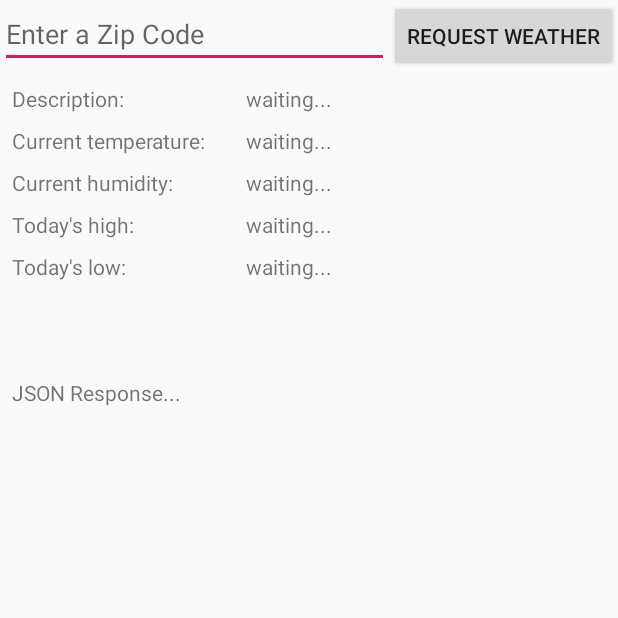
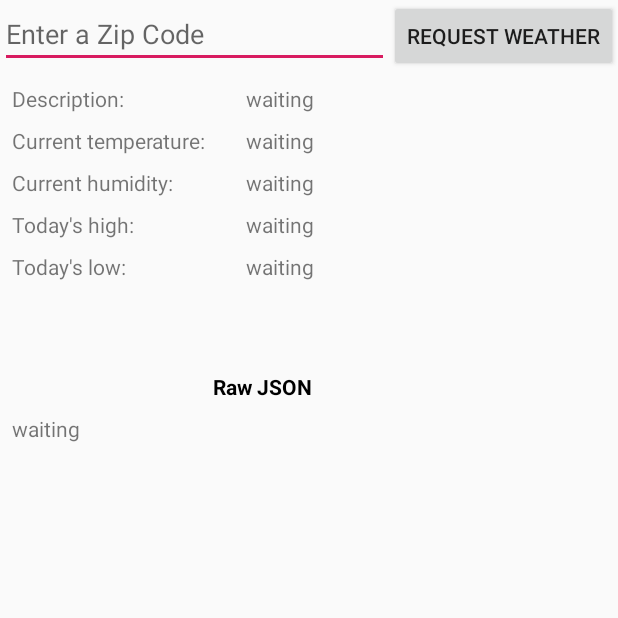
Before and after one commit to Wright-Sterling/MyWeatherActivity, an Android app: the screen it shows after launch (MainActivity), on a phone screen of 412 x 824 dp, the top half of it. Run offline under Robolectric (Android 15) with nearby library versions, the phone set to English and light mode, and no system bars.

Commit message:
Improved UI and eliminated some warnings

```diff
--- a/app/src/main/java/com/example/myweatheractivity/MainActivity.java
+++ b/app/src/main/java/com/example/myweatheractivity/MainActivity.java
@@ -56,6 +56,7 @@ public class MainActivity extends AppCompatActivity {
     // This handler used to listen to child thread show return page html text message and display those text in responseTextView.
     private Handler uiUpdater = null;
 
+    // This should really be stored separately and not included in public repo
     private static final String AP_ID = "123e236852641b9b3bfd755ffa553566";
 
     @Override
@@ -182,7 +183,7 @@ public class MainActivity extends AppCompatActivity {
                 BufferedReader bufReader = null;
 
                 // Save server response text.
-                StringBuffer readTextBuf = new StringBuffer();
+                StringBuilder readTextBuf = new StringBuilder();
 
                 try {
                     // Create a URL object use page url.
--- a/app/src/main/java/com/example/myweatheractivity/Weather.java
+++ b/app/src/main/java/com/example/myweatheractivity/Weather.java
@@ -6,7 +6,7 @@ import org.json.JSONObject;
 
 public class Weather {
 
-    String weatherInJson;
+    private String weatherInJson;
     private String description;
     private String currentTemperature;
     private String currentHumidity;
@@ -19,7 +19,7 @@ public class Weather {
         System.out.println(weatherInJson);
     }
 
-    public Object parseWeather () {
+    Object parseWeather() {
         JSONObject weatherJson = null;
         if (weatherInJson != null) {
             try {
@@ -31,7 +31,8 @@ public class Weather {
         }
 
         try {
-                JSONArray currentWeatherJson = weatherJson.getJSONArray("weather");
+            assert weatherJson != null;
+            JSONArray currentWeatherJson = weatherJson.getJSONArray("weather");
                 JSONObject currentDescription = currentWeatherJson.getJSONObject(0);
                 this.description = (String) currentDescription.get("main");
                 JSONObject currentWeather = weatherJson.getJSONObject("main");
@@ -46,7 +47,7 @@ public class Weather {
         return weatherJson; // Not used in current version but might be useful for testing
     }
 
-    public String getDescription() {
+    String getDescription() {
         return description;
     }
 
@@ -54,7 +55,7 @@ public class Weather {
         this.description = description;
     }
 
-    public String getCurrentTemperature() {
+    String getCurrentTemperature() {
         return currentTemperature;
     }
 
@@ -62,7 +63,7 @@ public class Weather {
         this.currentTemperature = currentTemperature;
     }
 
-    public String getCurrentHumidity() {
+    String getCurrentHumidity() {
         return currentHumidity;
     }
 
@@ -70,7 +71,7 @@ public class Weather {
         this.currentHumidity = currentHumidity;
     }
 
-    public String getTodayLowTemp() {
+    String getTodayLowTemp() {
         return todayLowTemp;
     }
 
@@ -78,7 +79,7 @@ public class Weather {
         this.todayLowTemp = todayLowTemp;
     }
 
-    public String getTodayHighTemp() {
+    String getTodayHighTemp() {
         return todayHighTemp;
     }
 
--- a/app/src/main/res/layout/activity_main.xml
+++ b/app/src/main/res/layout/activity_main.xml
@@ -14,18 +14,20 @@
 
         <EditText
             android:id="@+id/weatherZipEntry"
-            android:layout_width="wrap_content"
+            android:layout_width="0dp"
             android:layout_height="wrap_content"
             android:layout_weight="1"
-            android:hint="Enter a Zip Code"
+            android:hint="@string/enter_a_zip_code"
+            android:importantForAutofill="no"
             android:inputType="number"
-            tools:digits="5" />
+            tools:digits="5"
+            tools:targetApi="o" />
 
         <Button
             android:id="@+id/request_weather_button"
             android:layout_width="wrap_content"
             android:layout_height="wrap_content"
-            android:text="Request Weather" />
+            android:text="@string/request_weather" />
     </LinearLayout>
 
     <android.support.constraint.ConstraintLayout
@@ -40,7 +42,7 @@
             android:layout_marginStart="8dp"
             android:layout_marginLeft="8dp"
             android:layout_marginTop="8dp"
-            android:text="Description:"
+            android:text="@string/description"
             app:layout_constraintStart_toStartOf="parent"
             app:layout_constraintTop_toTopOf="parent" />
 
@@ -51,7 +53,7 @@
             android:layout_marginStart="16dp"
             android:layout_marginLeft="16dp"
             android:layout_marginTop="8dp"
-            android:text="waiting..."
+            android:text="@string/tv_description"
             app:layout_constraintStart_toEndOf="@+id/lbl_description"
             app:layout_constraintTop_toTopOf="parent" />
 
@@ -62,7 +64,7 @@
             android:layout_marginStart="8dp"
             android:layout_marginLeft="8dp"
             android:layout_marginTop="8dp"
-            android:text="Current temperature:"
+            android:text="@string/current_temperature"
             app:layout_constraintStart_toStartOf="parent"
             app:layout_constraintTop_toBottomOf="@+id/lbl_description" />
 
@@ -73,7 +75,7 @@
             android:layout_marginStart="16dp"
             android:layout_marginLeft="16dp"
             android:layout_marginTop="8dp"
-            android:text="waiting..."
+            android:text="@string/tv_temperature"
             app:layout_constraintStart_toEndOf="@+id/lbl_temperature"
             app:layout_constraintTop_toBottomOf="@+id/description" />
 
@@ -84,7 +86,7 @@
             android:layout_marginStart="8dp"
             android:layout_marginLeft="8dp"
             android:layout_marginTop="8dp"
-            android:text="Current humidity:"
+            android:text="@string/current_humidity"
             app:layout_constraintStart_toStartOf="parent"
             app:layout_constraintTop_toBottomOf="@+id/lbl_temperature" />
 
@@ -95,7 +97,7 @@
             android:layout_marginStart="16dp"
             android:layout_marginLeft="16dp"
             android:layout_marginTop="8dp"
-            android:text="waiting..."
+            android:text="@string/tv_humidity"
             app:layout_constraintStart_toEndOf="@+id/lbl_humidity"
             app:layout_constraintTop_toBottomOf="@+id/temperature" />
 
@@ -106,7 +108,7 @@
             android:layout_marginStart="8dp"
             android:layout_marginLeft="8dp"
             android:layout_marginTop="8dp"
-            android:text="Today's high:"
+            android:text="@string/today_s_high"
             app:layout_constraintStart_toStartOf="parent"
             app:layout_constraintTop_toBottomOf="@+id/lbl_humidity" />
 
@@ -117,7 +119,7 @@
             android:layout_marginStart="16dp"
             android:layout_marginLeft="16dp"
             android:layout_marginTop="8dp"
-            android:text="waiting..."
+            android:text="@string/tv_high_temp"
             app:layout_constraintStart_toEndOf="@+id/lbl_high_temp"
             app:layout_constraintTop_toBottomOf="@+id/humidity" />
 
@@ -129,7 +131,7 @@
             android:layout_marginStart="8dp"
             android:layout_marginLeft="8dp"
             android:layout_marginTop="8dp"
-            android:text="Today's low:"
+            android:text="@string/today_s_low"
             app:layout_constraintStart_toStartOf="parent"
             app:layout_constraintTop_toBottomOf="@+id/lbl_high_temp" />
 
@@ -140,9 +142,25 @@
             android:layout_marginStart="16dp"
             android:layout_marginLeft="16dp"
             android:layout_marginTop="8dp"
-            android:text="waiting..."
+            android:text="@string/tv_low_temp"
             app:layout_constraintStart_toEndOf="@+id/lbl_low_temp"
             app:layout_constraintTop_toBottomOf="@+id/high_temp" />
+
+        <TextView
+            android:id="@+id/textView8"
+            android:layout_width="128dp"
+            android:layout_height="20dp"
+            android:layout_marginStart="8dp"
+            android:layout_marginLeft="8dp"
+            android:layout_marginTop="60dp"
+            android:layout_marginEnd="8dp"
+            android:layout_marginRight="8dp"
+            android:text="@string/raw_json_response"
+            android:textColor="@android:color/black"
+            android:textStyle="bold"
+            app:layout_constraintEnd_toEndOf="parent"
+            app:layout_constraintStart_toStartOf="parent"
+            app:layout_constraintTop_toBottomOf="@+id/low_temp" />
 
         <TextView
             android:id="@+id/my_weather_activity_text_view"
@@ -150,13 +168,13 @@
             android:layout_height="wrap_content"
             android:layout_marginStart="8dp"
             android:layout_marginLeft="8dp"
-            android:layout_marginTop="64dp"
+            android:layout_marginTop="8dp"
             android:layout_marginEnd="8dp"
             android:layout_marginRight="8dp"
-            android:text="JSON Response..."
+            android:text="@string/tv_description"
             app:layout_constraintEnd_toEndOf="parent"
             app:layout_constraintStart_toStartOf="parent"
-            app:layout_constraintTop_toBottomOf="@+id/low_temp" />
+            app:layout_constraintTop_toBottomOf="@+id/textView8" />
 
     </android.support.constraint.ConstraintLayout>
 
--- a/app/src/main/res/values/strings.xml
+++ b/app/src/main/res/values/strings.xml
@@ -1,4 +1,18 @@
 <resources>
     <string name="app_name">MyWeatherActivity</string>
     <string name="action_settings">Settings</string>
+    <string name="enter_a_zip_code">Enter a Zip Code</string>
+    <string name="request_weather">Request Weather</string>
+    <string name="description">Description:</string>
+    <string name="tv_description">waiting</string>
+    <string name="current_temperature">Current temperature:</string>
+    <string name="tv_temperature">waiting</string>
+    <string name="current_humidity">Current humidity:</string>
+    <string name="tv_humidity">waiting</string>
+    <string name="today_s_high">Today\'s high:</string>
+    <string name="tv_high_temp">waiting</string>
+    <string name="today_s_low">Today\'s low:</string>
+    <string name="tv_low_temp">waiting</string>
+    <string name="json_response">JSON Response</string>
+    <string name="raw_json_response">Raw JSON Response</string>
 </resources>
```
